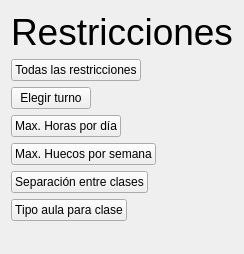
This is Aplicacion/interfaces/Ui/restrictionsCl.ui in nestorgranado/URJC-TFG-Aplicacion-para-la-gestion-de-horarios-y-examenes-en-la-universidad as Qt 5 draws it before an edit. The edited form follows.
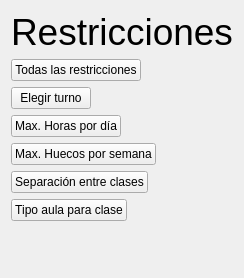
This is the edited form.

What changed in the file:
```diff
--- a/Aplicacion/interfaces/Ui/restrictionsCl.ui
+++ b/Aplicacion/interfaces/Ui/restrictionsCl.ui
@@ -7,7 +7,7 @@
     <x>0</x>
     <y>0</y>
     <width>236</width>
-    <height>254</height>
+    <height>278</height>
    </rect>
   </property>
   <property name="windowTitle">
```
Left out of the diff: 42 changed lines with no effect on the pictures.
